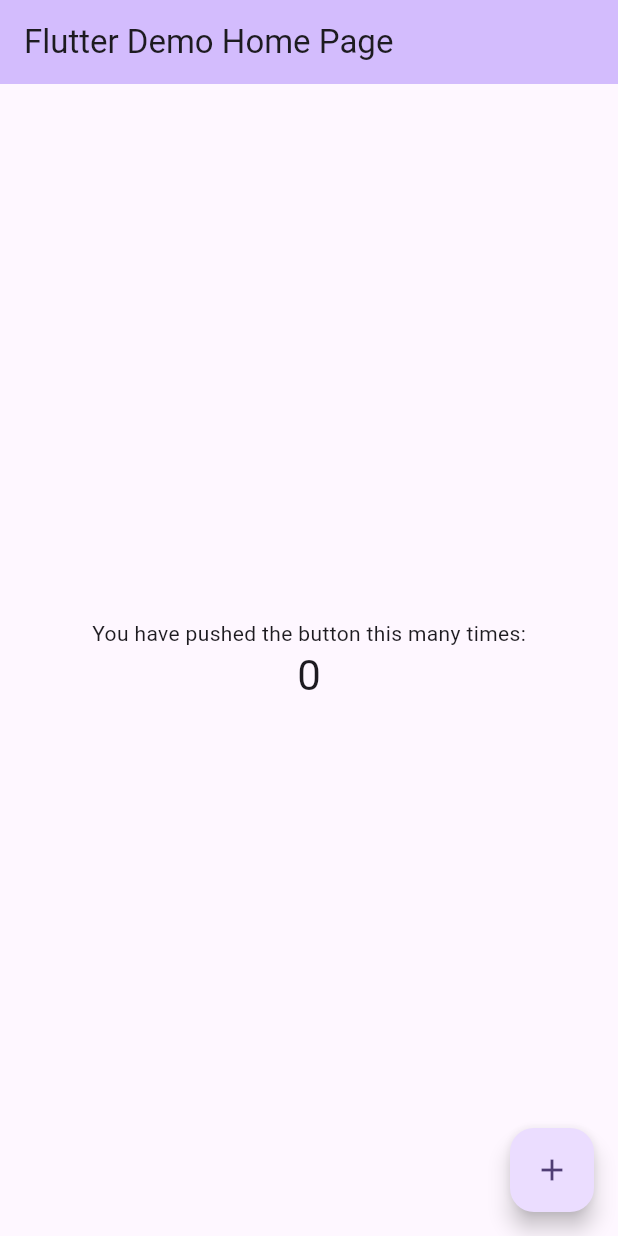
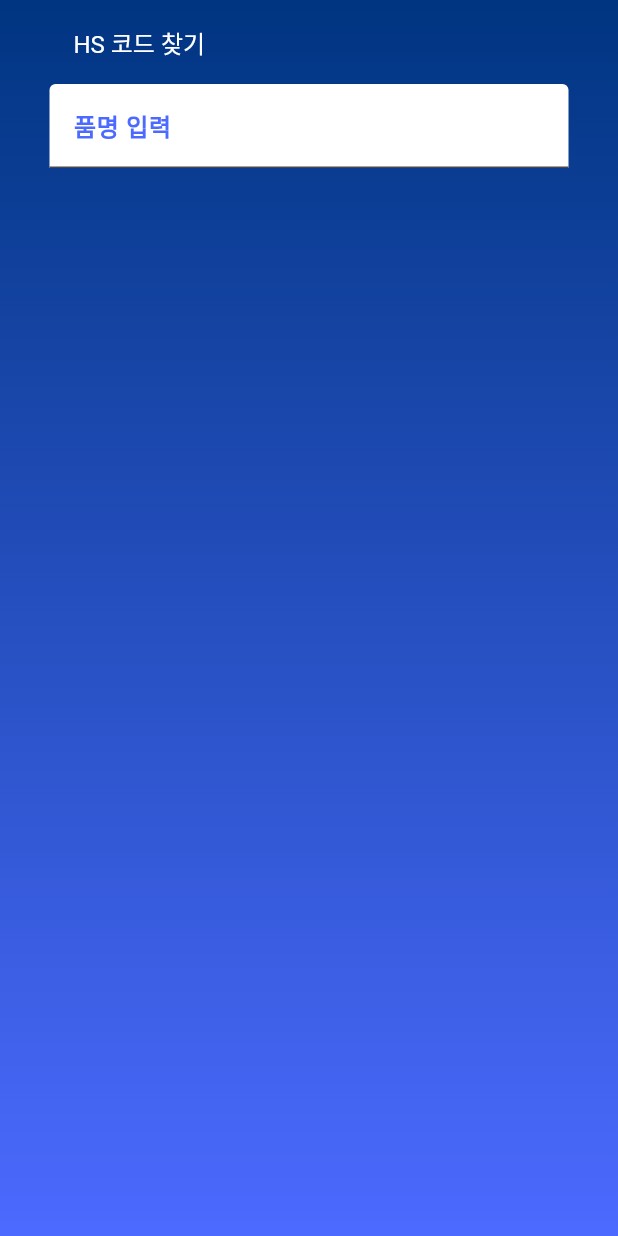
Before and after one commit to icecrao2/tarrific_calc, a Flutter app: the screen it shows after launch, on a phone screen of 412 x 824 dp. Run offline on Flutter 3.47's test engine with Material 3 defaults, Android fonts, the phone set to English and light mode, and no system bars.

Commit message:
app bar, textfield theme 정의 및 배경화면 지정

```diff
--- a/lib/main.dart
+++ b/lib/main.dart
@@ -1,4 +1,5 @@
 import 'package:flutter/material.dart';
+import 'package:tariff_calc/presentation/search_hs/search_hs_screen.dart';
 
 void main() {
   runApp(const MyApp());
@@ -6,62 +7,41 @@ void main() {
 
 class MyApp extends StatelessWidget {
   const MyApp({super.key});
+
   @override
   Widget build(BuildContext context) {
     return MaterialApp(
         title: 'Flutter Demo',
         theme: ThemeData(
-        colorScheme: ColorScheme.fromSeed(seedColor: Colors.deepPurple),
             useMaterial3: true,
-      ),
-      home: const MyHomePage(title: 'Flutter Demo Home Page'),
-    );
-  }
-}
-
-class MyHomePage extends StatefulWidget {
-  const MyHomePage({super.key, required this.title});
-  final String title;
-
-  @override
-  State<MyHomePage> createState() => _MyHomePageState();
-}
-
-class _MyHomePageState extends State<MyHomePage> {
-  int _counter = 0;
-
-  void _incrementCounter() {
-    setState(() {
-      _counter++;
-    });
-  }
-
-  @override
-  Widget build(BuildContext context) {
-    return Scaffold(
-      appBar: AppBar(
-        backgroundColor: Theme.of(context).colorScheme.inversePrimary,
-        title: Text(widget.title),
-      ),
-      body: Center(
-        child: Column(
-          mainAxisAlignment: MainAxisAlignment.center,
-          children: <Widget>[
-            const Text(
-              'You have pushed the button this many times:',
-            ),
-            Text(
-              '$_counter',
-              style: Theme.of(context).textTheme.headlineMedium,
-            ),
+            scaffoldBackgroundColor: Colors.transparent,
+            appBarTheme: const AppBarTheme(
+                backgroundColor: Colors.transparent,
+                titleTextStyle: TextStyle(color: Colors.white, fontSize: 16)),
+            inputDecorationTheme: const InputDecorationTheme(
+              filled: true,
+              fillColor: Colors.white,
+              labelStyle: TextStyle(
+                  color: Color.fromRGBO(76, 106, 255, 1),
+                  fontWeight: FontWeight.w700),
+            )),
+        home: GestureDetector(
+          onTap: () {
+            FocusManager.instance.primaryFocus?.unfocus();
+          },
+          child: Container(
+              padding: const EdgeInsets.symmetric(horizontal: 33),
+              decoration: const BoxDecoration(
+                gradient: LinearGradient(
+                  begin: Alignment.topCenter,
+                  end: Alignment.bottomCenter,
+                  colors: [
+                    Color.fromRGBO(0, 53, 129, 1),
+                    Color.fromRGBO(76, 106, 255, 1),
                   ],
                 ),
               ),
-      floatingActionButton: FloatingActionButton(
-        onPressed: _incrementCounter,
-        tooltip: 'Increment',
-        child: const Icon(Icons.add),
-      ),
-    );
+              child: SearchHsScreen()),
+        ));
   }
 }
--- /dev/null
+++ b/lib/presentation/search_hs/search_hs_screen.dart
@@ -0,0 +1,35 @@
+import 'package:flutter/cupertino.dart';
+import 'package:flutter/material.dart';
+
+class SearchHsScreen extends StatelessWidget {
+
+  final _textEditingController = TextEditingController();
+
+  SearchHsScreen({super.key});
+
+  @override
+  Widget build(BuildContext context) {
+    return Scaffold(
+      appBar: AppBar(
+        title: const Text(
+          'HS 코드 찾기'
+        ),
+      ),
+      body: Column(
+        children: [
+          TextField(
+            controller: _textEditingController,
+            autocorrect: false,
+            decoration: const InputDecoration(
+              labelText: "품명 입력",
+            ),
+            style: const TextStyle(
+              color: Color.fromRGBO(76, 106, 255, 1),
+              fontWeight: FontWeight.w700
+            ),
+          ),
+        ],
+      ),
+    );
+  }
+}
```
Also changed, not shown: lib/presentation/search_hs/search_hs_vm.dart (added). Lines whose indentation alone changed are shown as unchanged.
